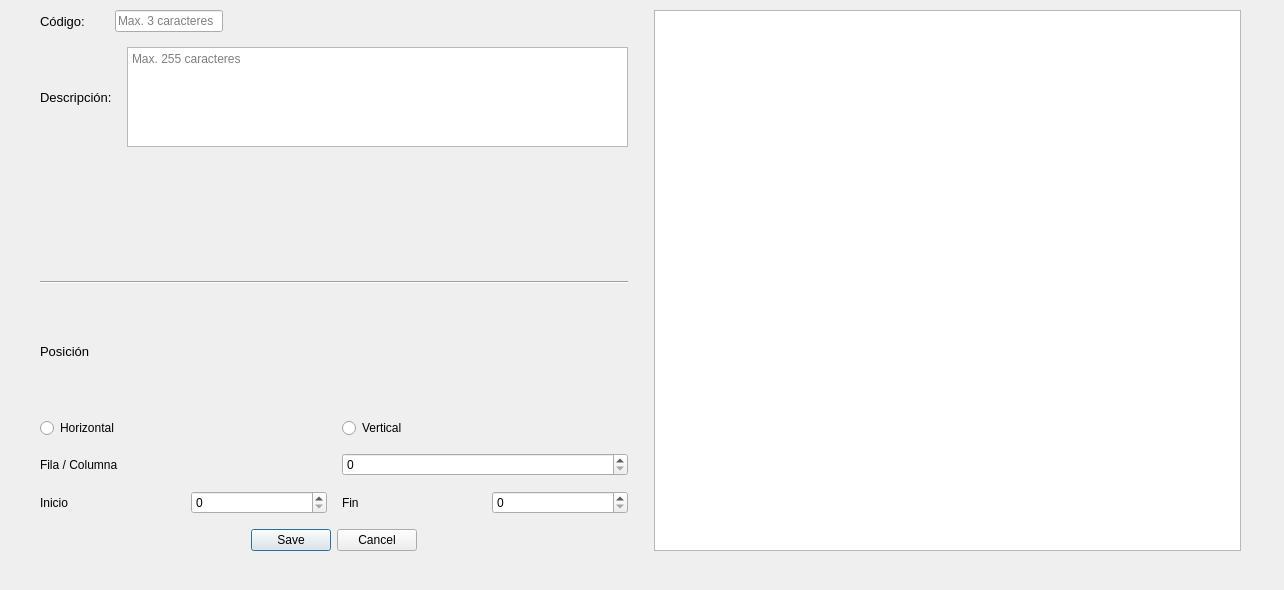
This is Frontend/Views/NewShelving.ui in RoberuDG/shelvingManager as Qt 5 draws it before an edit. The edited form follows.
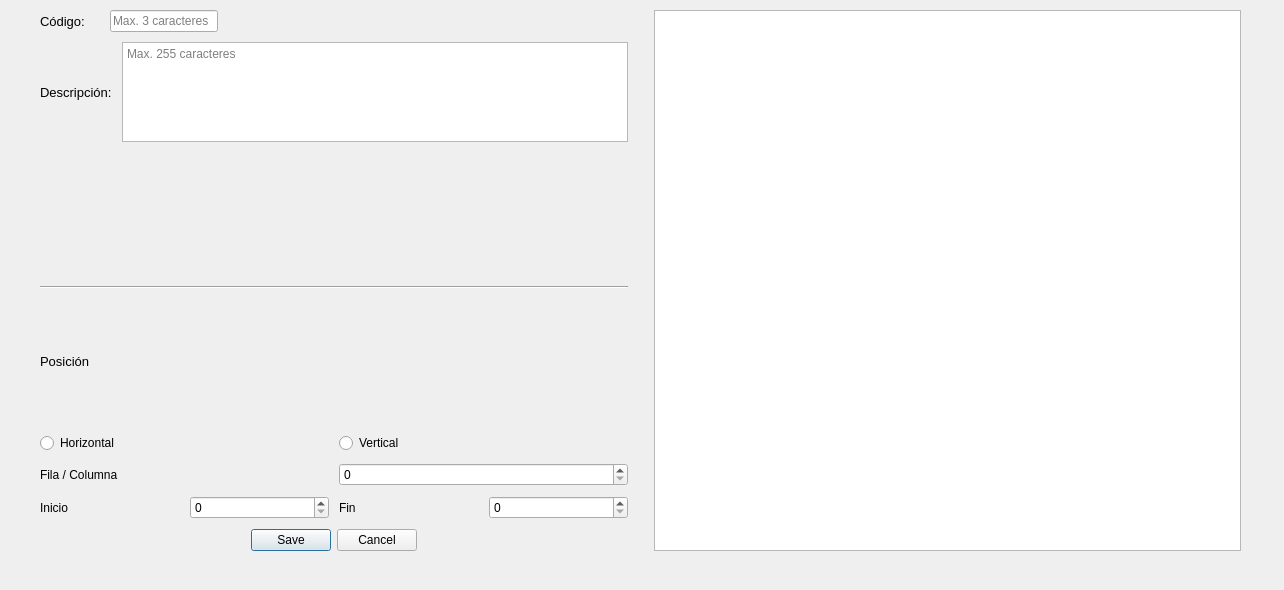
This is the edited form.

Diff of the .ui file:
```diff
--- a/Frontend/Views/NewShelving.ui
+++ b/Frontend/Views/NewShelving.ui
@@ -26,10 +26,13 @@
     </rect>
    </property>
    <layout class="QHBoxLayout" name="horizontalLayout_4">
+    <property name="sizeConstraint">
+     <enum>QLayout::SetMaximumSize</enum>
+    </property>
     <item>
      <layout class="QVBoxLayout" name="verticalLayout_2">
       <property name="spacing">
-       <number>15</number>
+       <number>10</number>
       </property>
       <property name="sizeConstraint">
        <enum>QLayout::SetDefaultConstraint</enum>
```
